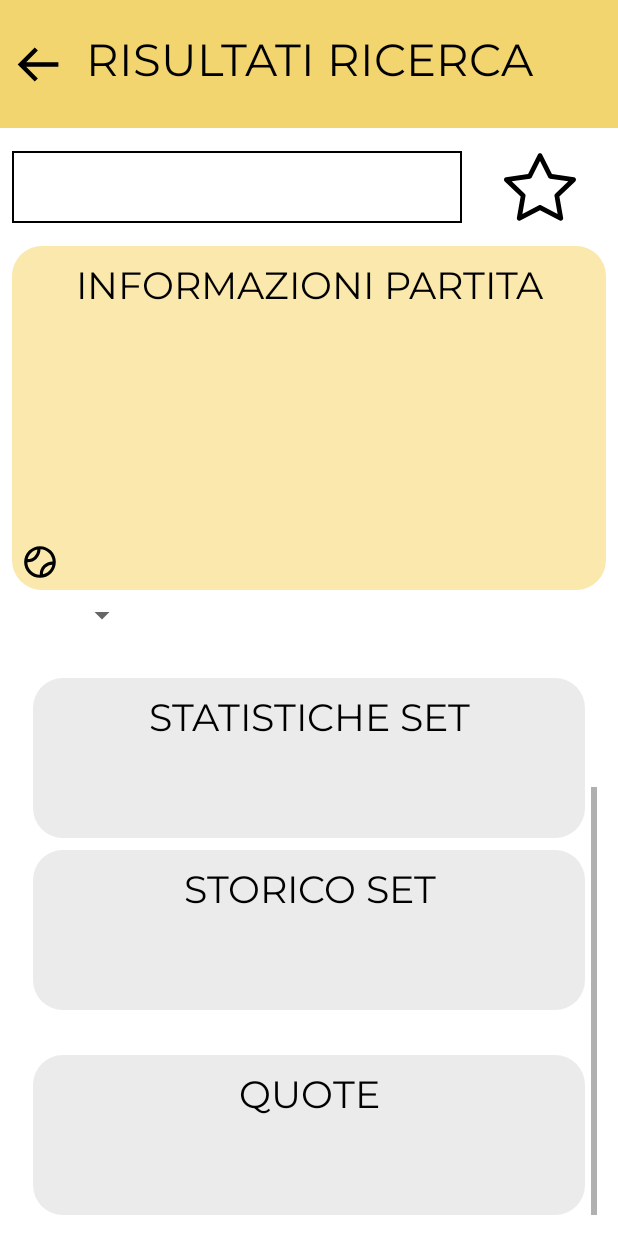
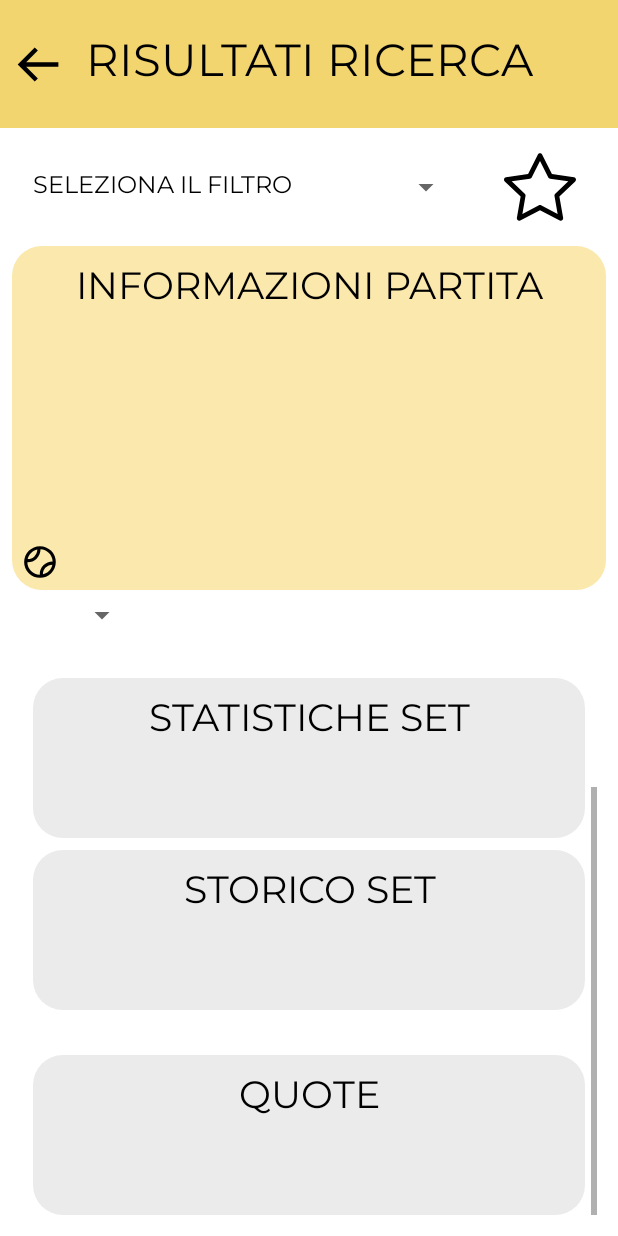
Before and after one commit to davide-moletta/Sport_Intelligence_Android_App, an Android app: the fragment SearchResultFragment placed in its activity, scrolled down 176 dp, on a phone screen of 412 x 824 dp. Run offline under Robolectric (Android 15) with nearby library versions, the phone set to English and light mode, and no system bars; libraries missing offline, so code that uses them is left out: org.neo4j.driver; 27 statements that could not run were skipped.

Commit message:
added favourite function on SearchResultFragment and spinners (not functioning on click)

```diff
--- a/app/src/main/java/com/example/sportintelligencetesimolettadavide/FileOperations.java
+++ b/app/src/main/java/com/example/sportintelligencetesimolettadavide/FileOperations.java
@@ -136,14 +136,14 @@ public class FileOperations {
         }
     }
 
-    public String searchAndDelete(String filterToDelete, String fileData) {
+    public String searchAndDelete(String dataToDelete, String fileData) {
         List<String> newFileData = new ArrayList<>();
         String newFileDataString = "";
 
         String[] fileRows = fileData.split("\n");
 
         for (String fileRow : fileRows) {
-            if (!fileRow.equals(filterToDelete)) {
+            if (!fileRow.equals(dataToDelete)) {
                 newFileData.add(fileRow);
             }
         }
--- a/app/src/main/java/com/example/sportintelligencetesimolettadavide/SearchFragment.java
+++ b/app/src/main/java/com/example/sportintelligencetesimolettadavide/SearchFragment.java
@@ -133,9 +133,8 @@ public class SearchFragment extends Fragment {
 
                     if (!searchedList.isEmpty()) {
                         recycler.setAdapter(new ButtonAdapter(searchedList, searchInfo, navController));
-                        //buttonAdapter.setValues(searchedList);
                     }
-                }else {
+                } else {
                     recycler.setAdapter(buttonAdapter);
                 }
             }
--- a/app/src/main/java/com/example/sportintelligencetesimolettadavide/SearchResultFragment.java
+++ b/app/src/main/java/com/example/sportintelligencetesimolettadavide/SearchResultFragment.java
@@ -5,7 +5,6 @@ import android.os.Bundle;
 import androidx.annotation.NonNull;
 import androidx.annotation.Nullable;
 import androidx.constraintlayout.widget.ConstraintLayout;
-import androidx.core.content.res.ResourcesCompat;
 import androidx.fragment.app.Fragment;
 import androidx.navigation.NavController;
 import androidx.navigation.Navigation;
@@ -13,7 +12,10 @@ import androidx.navigation.Navigation;
 import android.view.LayoutInflater;
 import android.view.View;
 import android.view.ViewGroup;
+import android.widget.AdapterView;
+import android.widget.ArrayAdapter;
 import android.widget.ImageView;
+import android.widget.Spinner;
 import android.widget.TextView;
 
 import java.util.ArrayList;
@@ -26,7 +28,10 @@ public class SearchResultFragment extends Fragment {
 
     ImageView back, star;
     TextView tournamentName, tournamentInfo, firstPlayer, result, secondPlayer, duration, matchStatsLabel, setStatsLabel, setHistoryLabel, quotesLabel;
+    Spinner filterSpinner, setSpinner;
     ConstraintLayout matchStatsLayout, setStatsLayout, setHistoryLayout, quotesLayout;
+
+    boolean favourite = false;
 
     FileOperations fileFilters, fileFavouriteMatches;
     Neo4J neo4J;
@@ -69,6 +74,8 @@ public class SearchResultFragment extends Fragment {
         result = view.findViewById(R.id.result);
         secondPlayer = view.findViewById(R.id.secondPlayer);
         duration = view.findViewById(R.id.duration);
+        filterSpinner = view.findViewById(R.id.spinnerFilter);
+        setSpinner = view.findViewById(R.id.setSpinner);
 
         matchStatsLabel = view.findViewById(R.id.matchStatsLabel);
         setStatsLabel = view.findViewById(R.id.setStatsLabel);
@@ -80,11 +87,26 @@ public class SearchResultFragment extends Fragment {
         setHistoryLayout = view.findViewById(R.id.setHistory);
         quotesLayout = view.findViewById(R.id.matchQuotes);
 
+        String fileFiltersString = fileFilters.load();
+        String[] filters = fileFiltersString.split("\n");
+        String[] spinnerFilters = new String[filters.length + 1];
+        spinnerFilters[0] = "SELEZIONA IL FILTRO";
+
+        for (int i = 0; i < filters.length; i++) {
+            spinnerFilters[i + 1] = filters[i].split(":")[0];
+        }
+
+
+        ArrayAdapter filterAdapter = new ArrayAdapter(this.getContext(), android.R.layout.simple_spinner_item, spinnerFilters);
+        filterAdapter.setDropDownViewResource(android.R.layout.simple_spinner_dropdown_item);
+        filterSpinner.setAdapter(filterAdapter);
+
+
         String[] favouriteMatches = fileFavouriteMatches.load().split("\n");
-
         for (String favouriteMatch : favouriteMatches) {
             if (favouriteMatch.equals(String.valueOf(matchId))) {
-                //star.setImageDrawable(ResourcesCompat.getDrawable());
+                star.setBackgroundResource(R.drawable.ic_fullstar);
+                favourite = true;
             }
         }
 
@@ -92,32 +114,56 @@ public class SearchResultFragment extends Fragment {
 
         String editionAndDate = neo4J.fetchEditionFromId(matchId) + " - " + match.getDate();
         String tournamentInfoString = match.getLocation() + ", " + match.getField() + " - " + match.getRound();
+        List<String> setGames = new ArrayList<>(), setFifteens = new ArrayList<>(), setStat = new ArrayList<>(), setTiebreaks = new ArrayList<>();
 
         matchStat = match.getMatchStats();
         quotes = match.getQuotes();
-
-
-        matchStatsLabel.setText(ObjectListToString(matchStat));
-
         setsStat = match.getSetsStats();
         setsFifteens = match.getSetsFifteens();
         setsHistory = match.getSetsHistory();
         setsTiebreaks = match.getSetsTiebreaks();
 
+        if (ObjectListToString(matchStat).equals("")) {
+            matchStatsLayout.setVisibility(View.INVISIBLE);
+        } else {
+            matchStatsLabel.setText(ObjectListToString(matchStat));
+        }
 
-        List<String> setGames, setFifteens, setStat = new ArrayList<>(), setTiebreaks;
+        if (ObjectListToString(quotes).equals("")) {
+            quotesLabel.setVisibility(View.INVISIBLE);
+        } else {
+            quotesLabel.setText(ObjectListToString(quotes));
+        }
 
         for (List list : setsStat) {
-            if (list != null) {
-                String set = "";
-                for (Object object : list) {
-                    set += object.toString() + "\n\n";
-                }
-                setStat.add(set);
+            setStat.add(ObjectListToString(list));
+        }
+        for (List list : setsHistory) {
+            setGames.add(ObjectListToString(list));
+        }
+        for (List list : setsFifteens) {
+            setFifteens.add(ObjectListToString(list));
+        }
+        for (List list : setsTiebreaks) {
+            setTiebreaks.add(ObjectListToString(list));
+        }
+
+        int numberOfSets = 0;
+        for (String set : setGames) {
+            if (!set.equals("")) {
+                numberOfSets++;
             }
         }
-        System.out.println(setStat);
 
+        String[] sets = new String[numberOfSets];
+        for (int i = 0; i < numberOfSets; i++) {
+            int j = i + 1;
+            sets[i] = "Set " + j;
+        }
+
+        ArrayAdapter setAdapter = new ArrayAdapter(this.getContext(), android.R.layout.simple_spinner_item, sets);
+        setAdapter.setDropDownViewResource(android.R.layout.simple_spinner_dropdown_item);
+        setSpinner.setAdapter(setAdapter);
 
         tournamentName.setText(editionAndDate);
         tournamentInfo.setText(tournamentInfoString);
@@ -126,14 +172,31 @@ public class SearchResultFragment extends Fragment {
         secondPlayer.setText(match.getSecondPlayer());
         duration.setText(match.getDuration());
 
-
-        //settare il codice per l'hide se null e impostare invece le scritte se esiste qualcosa nelle liste
-
-        //Lettura da file per vedere se è un preferito
-
         neo4J.close();
 
-        star.setOnClickListener(v -> fileFavouriteMatches.save(String.valueOf(matchId)));
+        filterSpinner.setOnItemSelectedListener(new AdapterView.OnItemSelectedListener() {
+            @Override
+            public void onItemSelected(AdapterView<?> adapterView, View view, int i, long l) {
+
+            }
+
+            @Override
+            public void onNothingSelected(AdapterView<?> adapterView) {
+
+            }
+        });
+
+        star.setOnClickListener(v -> {
+            if (favourite) {
+                fileFavouriteMatches.searchAndDelete(String.valueOf(matchId), fileFavouriteMatches.load());
+                star.setBackgroundResource(R.drawable.ic_emptystar);
+                favourite = false;
+            } else {
+                fileFavouriteMatches.save(String.valueOf(matchId));
+                star.setBackgroundResource(R.drawable.ic_fullstar);
+                favourite = true;
+            }
+        });
 
         back.setOnClickListener(v -> navController.navigateUp());
     }
@@ -145,6 +208,9 @@ public class SearchResultFragment extends Fragment {
                 fullString += object.toString() + "\n\n";
             }
         }
+        if (!fullString.equals("")) {
+            fullString = fullString.substring(0, fullString.length() - 2);
+        }
         return fullString;
     }
 }
--- a/app/src/main/res/layout/fragment_search_result.xml
+++ b/app/src/main/res/layout/fragment_search_result.xml
@@ -37,7 +37,6 @@
         android:layout_height="@dimen/spinnerHeight"
         android:layout_marginStart="@dimen/marginStandard"
         android:layout_marginTop="@dimen/mediumMargin"
-        android:background="@drawable/background_spinner"
         android:contentDescription="@string/contentDescription"
         android:gravity="center"
         android:padding="@dimen/littlePadding"
@@ -188,11 +187,7 @@
                 android:layout_marginEnd="@dimen/marginStandard"
                 android:background="@drawable/background_button"
                 android:backgroundTint="@color/boxBackground"
-                android:padding="@dimen/littlePadding"
-                app:layout_constraintBottom_toTopOf="@+id/setSpinner"
-                app:layout_constraintEnd_toEndOf="parent"
-                app:layout_constraintStart_toStartOf="parent"
-                app:layout_constraintTop_toBottomOf="@+id/matchInfo">
+                android:padding="@dimen/littlePadding">
 
                 <TextView
                     android:id="@+id/subTitleStats"
@@ -236,11 +231,7 @@
                 android:layout_marginEnd="@dimen/marginStandard"
                 android:background="@drawable/background_button"
                 android:backgroundTint="@color/boxBackground"
-                android:padding="@dimen/littlePadding"
-                app:layout_constraintBottom_toTopOf="@id/setHistory"
-                app:layout_constraintEnd_toEndOf="parent"
-                app:layout_constraintStart_toStartOf="parent"
-                app:layout_constraintTop_toBottomOf="@+id/setSpinner">
+                android:padding="@dimen/littlePadding">
 
                 <TextView
                     android:id="@+id/subTitleSetStats"
@@ -278,10 +269,7 @@
                 android:layout_marginEnd="@dimen/marginStandard"
                 android:background="@drawable/background_button"
                 android:backgroundTint="@color/boxBackground"
-                android:padding="@dimen/littlePadding"
-                app:layout_constraintEnd_toEndOf="parent"
-                app:layout_constraintStart_toStartOf="parent"
-                app:layout_constraintTop_toBottomOf="@+id/setStats">
+                android:padding="@dimen/littlePadding">
 
                 <TextView
                     android:id="@+id/subTitleHistory"
@@ -319,10 +307,7 @@
                 android:layout_marginEnd="@dimen/marginStandard"
                 android:background="@drawable/background_button"
                 android:backgroundTint="@color/boxBackground"
-                android:padding="@dimen/littlePadding"
-                app:layout_constraintEnd_toEndOf="parent"
-                app:layout_constraintStart_toStartOf="parent"
-                app:layout_constraintTop_toBottomOf="@+id/setHistory">
+                android:padding="@dimen/littlePadding">
 
                 <TextView
                     android:id="@+id/subTitleQuotes"
```
